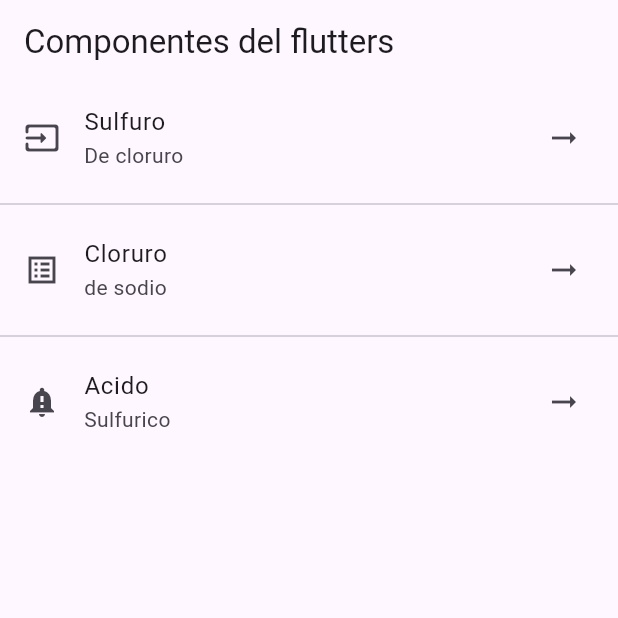
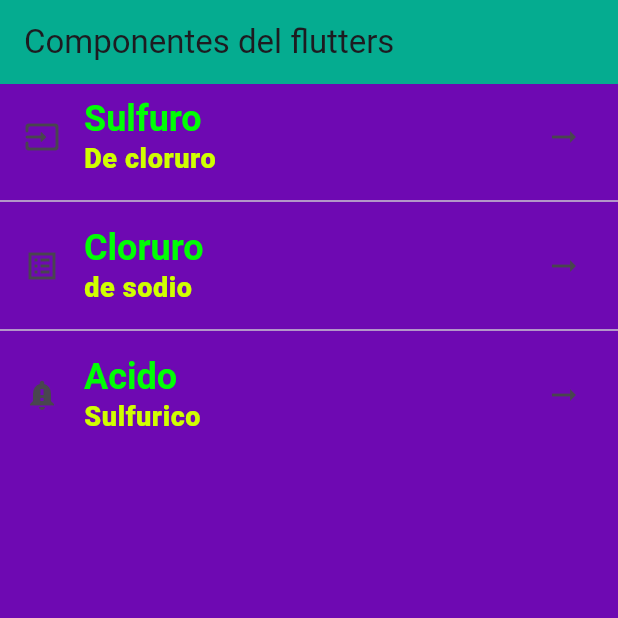
Before and after one commit to ABreloj/componentes_flutter, a Flutter app: the screen it shows after launch, on a phone screen of 412 x 824 dp, the top half of it. Run offline on Flutter 3.47's test engine with Material 3 defaults, Android fonts, the phone set to English and light mode, and no system bars.

Commit message:
Creating a ThemeData fot the app

```diff
--- a/lib/homeScreen.dart
+++ b/lib/homeScreen.dart
@@ -1,7 +1,7 @@
 import 'package:flutter/material.dart';
 
-class homeScreen extends StatelessWidget {
-  const homeScreen({super.key});
+class HomeScreen extends StatelessWidget {
+  const HomeScreen({super.key});
 
   @override
   Widget build(BuildContext context) {
@@ -11,26 +11,26 @@ class homeScreen extends StatelessWidget {
         ),
         body:
           ListView(
-            children: const <Widget> [
+            children:  <Widget> [
               ListTile(
-                title: Text('Sulfuro'),
-                subtitle: Text('De cloruro'),
-                leading: Icon(Icons.input_rounded),
-                trailing: Icon(Icons.arrow_right_alt_outlined),
+                title: Text('Sulfuro', style: Theme.of(context).textTheme.headlineLarge),
+                subtitle: Text('De cloruro', style: Theme.of(context).textTheme.bodySmall),
+                leading: const Icon(Icons.input_rounded),
+                trailing: const Icon(Icons.arrow_right_alt_outlined),
               ),
               Divider(),
               ListTile(
-                title: Text('Cloruro'),
-                subtitle: Text('de sodio'),
-                leading: Icon(Icons.list_alt_sharp),
-                trailing: Icon(Icons.arrow_right_alt_outlined),
+                title:  Text('Cloruro', style: Theme.of(context).textTheme.headlineLarge),
+                subtitle:  Text('de sodio', style: Theme.of(context).textTheme.bodySmall),
+                leading: const Icon(Icons.list_alt_sharp),
+                trailing: const Icon(Icons.arrow_right_alt_outlined),
               ),
               Divider(),
               ListTile(
-                title: Text('Acido'),
-                subtitle: Text('Sulfurico'),
-                leading: Icon(Icons.notification_important),
-                trailing: Icon(Icons.arrow_right_alt_outlined),
+                title: Text('Acido', style: Theme.of(context).textTheme.headlineLarge),
+                subtitle: Text('Sulfurico', style: Theme.of(context).textTheme.bodySmall),
+                leading: const Icon(Icons.notification_important),
+                trailing: const Icon(Icons.arrow_right_alt_outlined),
               )
           ],
          ),
--- a/lib/main_app.dart
+++ b/lib/main_app.dart
@@ -1,14 +1,33 @@
 import 'package:flutter/material.dart';
 import 'package:practica_3/homeScreen.dart';
+
 
 class MainApp extends StatelessWidget {
   const MainApp({super.key});
 
+
   @override
   Widget build(BuildContext context) {
-    return const MaterialApp(
+    return MaterialApp(
       debugShowCheckedModeBanner: false,
-      home: homeScreen(),
+      home: const HomeScreen(),
+      theme: ThemeData(
+        scaffoldBackgroundColor: Color.fromARGB(255, 110, 9, 178),
+        appBarTheme: const AppBarTheme(color: Color.fromARGB(255, 5, 172, 144)),
+        textTheme: const TextTheme(
+          headlineLarge: TextStyle(
+            fontFamily: 'sans-serif',
+            fontSize: 24.0,
+            fontWeight: FontWeight.bold,
+            color: Color.fromARGB(255, 0, 255, 4),
+          ),
+          bodySmall: TextStyle(
+            fontSize: 18.0,
+            fontWeight: FontWeight.w900,
+            color: Color.fromARGB(255, 208, 255, 0),
+          ),
+        ),
+      ),
     );
   }
 }
```
